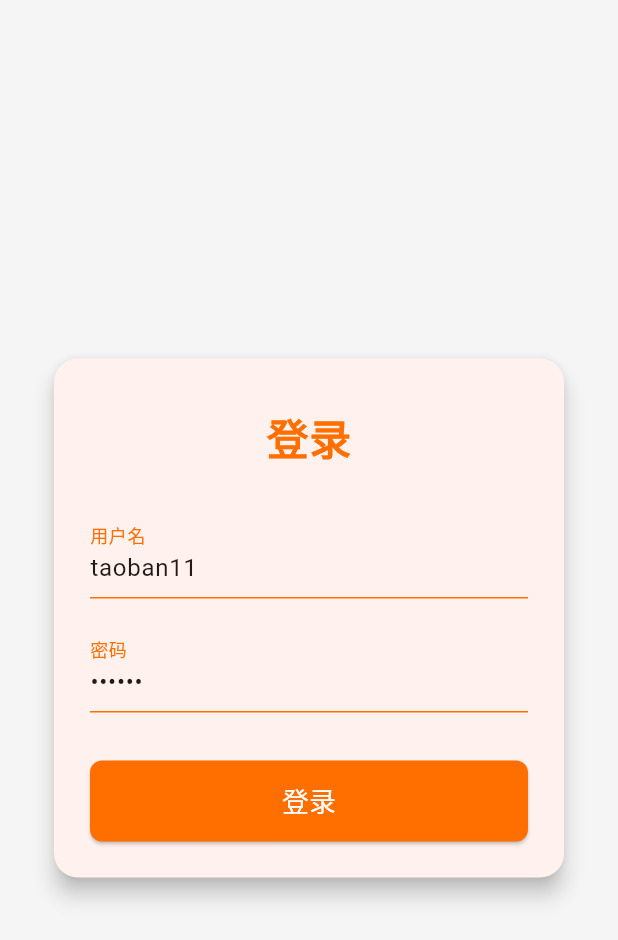
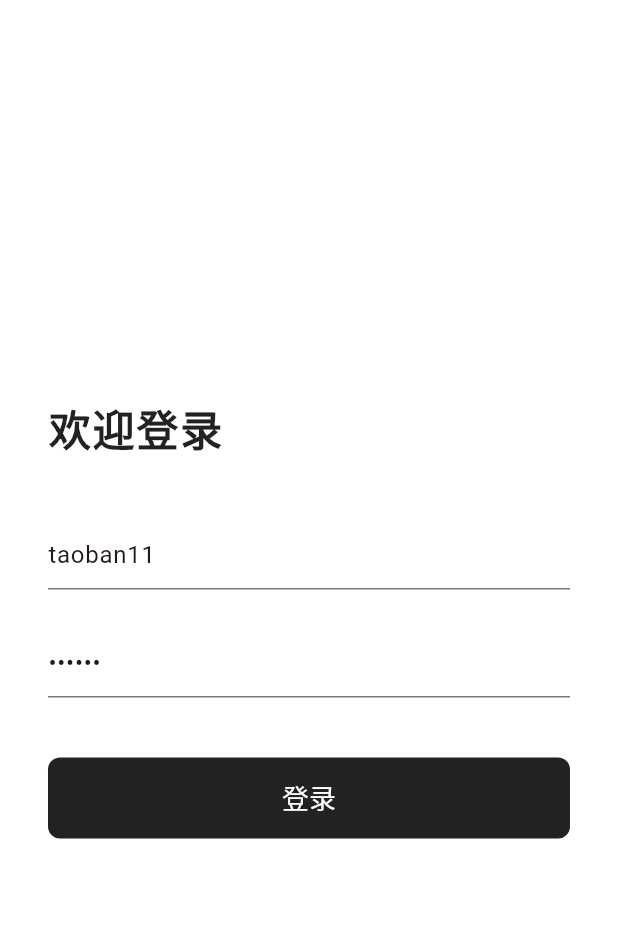
Before and after one commit to CupOfBread/WayGo, a Flutter app: the LoginPage screen opened by its route, on a phone screen of 412 x 824 dp. Shown: the top 940 px of the screen. Run offline on Flutter 3.47's test engine with Material 3 defaults, Android fonts, the phone set to English and light mode, and no system bars; our stand-ins replace carousel_slider, dio, flutter_smart_dialog, get, logger, permission_handler; missing offline and left inert: flutter_baidu_mapapi_base, flutter_baidu_mapapi_map, flutter_bmflocation.

Commit message:
feat: 调整

```diff
--- a/lib/main.dart
+++ b/lib/main.dart
@@ -33,7 +33,7 @@ class WayGoApp extends StatelessWidget {
 
     return GetMaterialApp(
       debugShowCheckedModeBanner: true,
-      initialRoute: '/login',
+      initialRoute: '/root',
       getPages: AppRoute.routes,
       color: themeColor,
       theme: ThemeData(
--- a/lib/pages/login/login_view.dart
+++ b/lib/pages/login/login_view.dart
@@ -25,77 +25,58 @@ class _LoginPageState extends State<LoginPage> {
 
   @override
   Widget build(BuildContext context) {
-    return PopScope(
-      canPop: false,
-      onPopInvokedWithResult: (didPop, _) {
-        if (didPop) return;
-        DateTime now = DateTime.now();
-        if (_lastPressed == null ||
-            now.difference(_lastPressed!) > const Duration(seconds: 2)) {
-          _lastPressed = now;
-          SmartDialog.dismiss(status: SmartStatus.toast);
-          SmartDialog.showToast('再按一次返回键退出');
-          return;
-        }
-        SystemNavigator.pop();
-      },
-      child: Scaffold(
-        backgroundColor: Colors.grey[100],
+    return Scaffold(
+      backgroundColor: Colors.white,
       body: Center(
         child: SingleChildScrollView(
           child: Padding(
             padding: const EdgeInsets.symmetric(horizontal: 32.0),
-              child: Card(
-                elevation: 6,
-                shape: RoundedRectangleBorder(
-                  borderRadius: BorderRadius.circular(16),
-                ),
-                child: Padding(
-                  padding: const EdgeInsets.all(24.0),
             child: Column(
               mainAxisSize: MainAxisSize.min,
+              crossAxisAlignment: CrossAxisAlignment.start,
               children: [
-                      const SizedBox(height: 8),
-                      Text(
-                        '登录',
+                const SizedBox(height: 32),
+                const Text(
+                  '欢迎登录',
                   style: TextStyle(
                     fontSize: 28,
-                          fontWeight: FontWeight.bold,
-                          color: Color.fromRGBO(255, 111, 0, 1),
+                    fontWeight: FontWeight.w600,
+                    color: Colors.black87,
+                    letterSpacing: 1.2,
                   ),
                 ),
-                      const SizedBox(height: 32),
+                const SizedBox(height: 40),
                 TextField(
                   controller: _usernameController,
-                        decoration: InputDecoration(
-                          labelText: '用户名',
-                          labelStyle: TextStyle(color: Color.fromRGBO(255, 111, 0, 1)),
-                          enabledBorder: UnderlineInputBorder(
-                            borderSide: BorderSide(color: Color.fromRGBO(255, 111, 0, 1)),
+                  decoration: const InputDecoration(
+                    hintText: '用户名',
+                    border: UnderlineInputBorder(
+                      borderSide: BorderSide(color: Color(0xFFE0E0E0)),
                     ),
                     focusedBorder: UnderlineInputBorder(
-                            borderSide: BorderSide(color: Color.fromRGBO(255, 111, 0, 1), width: 2),
+                      borderSide: BorderSide(color: Colors.black87, width: 2),
                     ),
+                    contentPadding: EdgeInsets.symmetric(vertical: 10),
                   ),
-                        cursorColor: Color.fromRGBO(255, 111, 0, 1),
+                  cursorColor: Colors.black87,
                 ),
-                      const SizedBox(height: 20),
+                const SizedBox(height: 24),
                 TextField(
                   controller: _passwordController,
-                        decoration: InputDecoration(
-                          labelText: '密码',
-                          labelStyle: TextStyle(color: Color.fromRGBO(255, 111, 0, 1)),
-                          enabledBorder: UnderlineInputBorder(
-                            borderSide: BorderSide(color: Color.fromRGBO(255, 111, 0, 1)),
+                  decoration: const InputDecoration(
+                    hintText: '密码',
+                    border: UnderlineInputBorder(
+                      borderSide: BorderSide(color: Color(0xFFE0E0E0)),
                     ),
                     focusedBorder: UnderlineInputBorder(
-                            borderSide: BorderSide(color: Color.fromRGBO(255, 111, 0, 1), width: 2),
+                      borderSide: BorderSide(color: Colors.black87, width: 2),
                     ),
+                    contentPadding: EdgeInsets.symmetric(vertical: 10),
                   ),
                   obscureText: true,
-                        cursorColor: Color.fromRGBO(255, 111, 0, 1),
+                  cursorColor: Colors.black87,
                 ),
-                      const SizedBox(height: 32),
+                const SizedBox(height: 40),
                 SizedBox(
                   width: double.infinity,
                   child: ElevatedButton(
@@ -104,7 +85,8 @@ class _LoginPageState extends State<LoginPage> {
                       shape: RoundedRectangleBorder(
                         borderRadius: BorderRadius.circular(8),
                       ),
-                            backgroundColor: Color.fromRGBO(255, 111, 0, 1),
+                      backgroundColor: Colors.black87,
+                      elevation: 0,
                     ),
                     onPressed: () {
                       logic.login(
@@ -115,14 +97,12 @@ class _LoginPageState extends State<LoginPage> {
                     },
                     child: const Text(
                       '登录',
-                            style: TextStyle(fontSize: 18),
+                      style: TextStyle(fontSize: 18, color: Colors.white, fontWeight: FontWeight.w500),
                     ),
                   ),
                 ),
+                const SizedBox(height: 32),
               ],
-                  ),
-                ),
-              ),
             ),
           ),
         ),
```
Also changed, not shown: lib/pages/home/home_view.dart (+54 -5 lines). Lines whose indentation alone changed are shown as unchanged.
